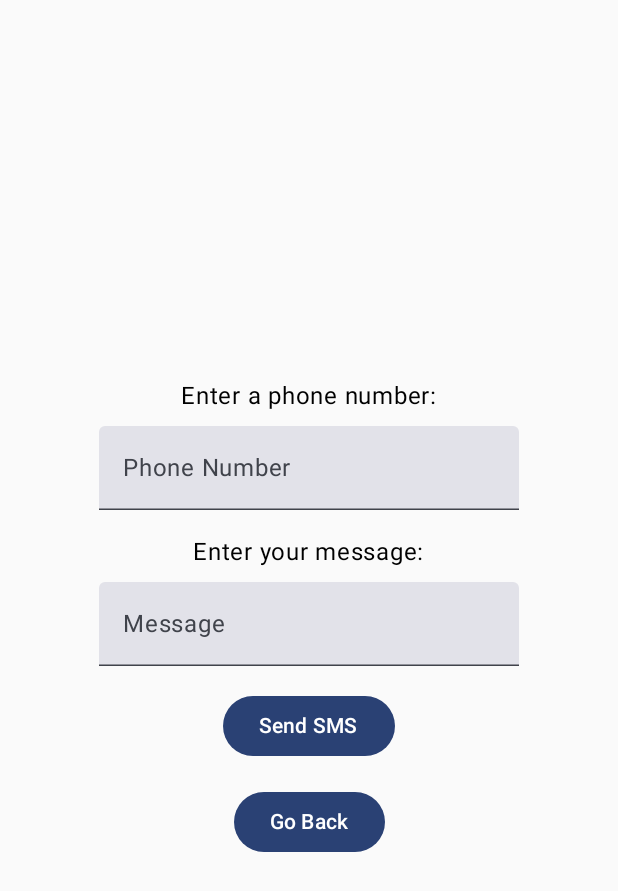
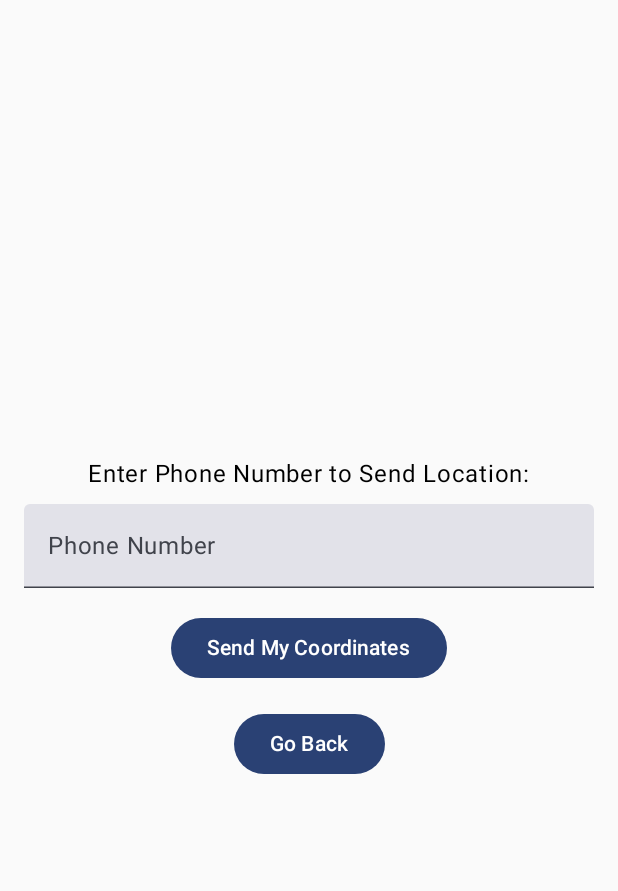
Before and after one commit to ading2705/Spidey-Sense, an Android app built with Jetpack Compose: the SecondScreen screen opened through its navigation route, on a phone screen of 412 x 824 dp. Shown: the top 891 px of the screen. Run offline under Robolectric (Android 15) with nearby library versions, the phone set to English and light mode, and no system bars.

Commit message:
sends coordinates to given number

```diff
--- a/app/src/main/AndroidManifest.xml
+++ b/app/src/main/AndroidManifest.xml
@@ -3,8 +3,12 @@
     xmlns:tools="http://schemas.android.com/tools">
 
 
+    <uses-permission android:name="android.permission.SEND_SMS"/>
+    <uses-permission android:name="android.permission.ACCESS_FINE_LOCATION"/>
+    <uses-permission android:name="android.permission.ACCESS_COARSE_LOCATION"/>
+
+    <!-- Ensure telephony is optional -->
     <uses-feature android:name="android.hardware.telephony" android:required="false"/>
-    <uses-permission android:name="android.permission.SEND_SMS"/>
 
     <application
         android:allowBackup="true"
--- a/app/src/main/java/com/example/myapplication/screens/SecondScreen.kt
+++ b/app/src/main/java/com/example/myapplication/screens/SecondScreen.kt
@@ -3,6 +3,9 @@ package com.example.myapplication.screens
 import android.Manifest
 import android.content.Context
 import android.content.pm.PackageManager
+import android.location.Location
+import android.location.LocationManager
+import android.os.Bundle
 import android.telephony.SmsManager
 import android.widget.Toast
 import androidx.activity.compose.rememberLauncherForActivityResult
@@ -14,6 +17,7 @@ import androidx.compose.ui.Alignment
 import androidx.compose.ui.Modifier
 import androidx.compose.ui.platform.LocalContext
 import androidx.compose.ui.unit.dp
+import androidx.core.app.ActivityCompat
 import androidx.core.content.ContextCompat
 import androidx.navigation.NavController
 
@@ -21,18 +25,29 @@ import androidx.navigation.NavController
 fun SecondScreen(navController: NavController) {
     val context = LocalContext.current
     var phoneNumber by remember { mutableStateOf("") }
-    var message by remember { mutableStateOf("") }
-    var hasPermission by remember { mutableStateOf(false) }
+    var hasSmsPermission by remember { mutableStateOf(false) }
+    var hasLocationPermission by remember { mutableStateOf(false) }
 
-    val requestPermissionLauncher = rememberLauncherForActivityResult(
+    val requestSmsPermissionLauncher = rememberLauncherForActivityResult(
         contract = ActivityResultContracts.RequestPermission()
     ) { isGranted: Boolean ->
-        hasPermission = isGranted
+        hasSmsPermission = isGranted
     }
 
+    val requestLocationPermissionLauncher = rememberLauncherForActivityResult(
+        contract = ActivityResultContracts.RequestPermission()
+    ) { isGranted: Boolean ->
+        hasLocationPermission = isGranted
+    }
+
+    // Check and request permissions
     LaunchedEffect(Unit) {
-        hasPermission = ContextCompat.checkSelfPermission(
+        hasSmsPermission = ContextCompat.checkSelfPermission(
             context, Manifest.permission.SEND_SMS
+        ) == PackageManager.PERMISSION_GRANTED
+
+        hasLocationPermission = ContextCompat.checkSelfPermission(
+            context, Manifest.permission.ACCESS_FINE_LOCATION
         ) == PackageManager.PERMISSION_GRANTED
     }
 
@@ -43,36 +58,29 @@ fun SecondScreen(navController: NavController) {
         verticalArrangement = Arrangement.Center,
         horizontalAlignment = Alignment.CenterHorizontally
     ) {
-        Text("Enter a phone number:", modifier = Modifier.padding(bottom = 8.dp))
+        Text("Enter Phone Number to Send Location:", modifier = Modifier.padding(bottom = 8.dp))
 
         TextField(
             value = phoneNumber,
             onValueChange = { phoneNumber = it },
             label = { Text("Phone Number") },
-            modifier = Modifier.padding(bottom = 16.dp)
+            modifier = Modifier.fillMaxWidth()
         )
 
-        Text("Enter your message:", modifier = Modifier.padding(bottom = 8.dp))
-
-        TextField(
-            value = message,
-            onValueChange = { message = it },
-            label = { Text("Message") },
-            modifier = Modifier.padding(bottom = 16.dp)
-        )
+        Spacer(modifier = Modifier.height(16.dp))
 
         Button(onClick = {
-            if (phoneNumber.isNotBlank() && message.isNotBlank()) {
-                if (hasPermission) {
-                    sendSMS(context, phoneNumber, message)
-                } else {
-                    requestPermissionLauncher.launch(Manifest.permission.SEND_SMS)
+            if (!hasSmsPermission) {
+                requestSmsPermissionLauncher.launch(Manifest.permission.SEND_SMS)
             }
-            } else {
-                Toast.makeText(context, "Please enter both a phone number and a message", Toast.LENGTH_SHORT).show()
+            if (!hasLocationPermission) {
+                requestLocationPermissionLauncher.launch(Manifest.permission.ACCESS_FINE_LOCATION)
+            }
+            if (hasSmsPermission && hasLocationPermission) {
+                sendLocationSms(context, phoneNumber)
             }
         }) {
-            Text("Send SMS")
+            Text("Send My Coordinates")
         }
 
         Spacer(modifier = Modifier.height(16.dp))
@@ -83,12 +91,40 @@ fun SecondScreen(navController: NavController) {
     }
 }
 
-fun sendSMS(context: Context, phoneNumber: String, message: String) {
+// Function to get location and send SMS
+fun sendLocationSms(context: Context, phoneNumber: String) {
+    if (phoneNumber.isBlank()) {
+        Toast.makeText(context, "Please enter a valid phone number", Toast.LENGTH_SHORT).show()
+        return
+    }
+
+    val locationManager = context.getSystemService(Context.LOCATION_SERVICE) as LocationManager?
+
+    if (locationManager != null) {
+        if (ActivityCompat.checkSelfPermission(context, Manifest.permission.ACCESS_FINE_LOCATION)
+            == PackageManager.PERMISSION_GRANTED
+        ) {
+            val location: Location? = locationManager.getLastKnownLocation(LocationManager.GPS_PROVIDER)
+
+            if (location != null) {
+                val latitude = location.latitude
+                val longitude = location.longitude
+                val message = "My location: Latitude = $latitude, Longitude = $longitude"
+
                 try {
                     val smsManager = SmsManager.getDefault()
                     smsManager.sendTextMessage(phoneNumber, null, message, null, null)
-        Toast.makeText(context, "SMS Sent!", Toast.LENGTH_SHORT).show()
+                    Toast.makeText(context, "Location Sent!", Toast.LENGTH_SHORT).show()
                 } catch (e: Exception) {
                     Toast.makeText(context, "Failed to send SMS: ${e.message}", Toast.LENGTH_LONG).show()
                 }
+            } else {
+                Toast.makeText(context, "Unable to retrieve location", Toast.LENGTH_SHORT).show()
             }
+        } else {
+            Toast.makeText(context, "Location permission not granted", Toast.LENGTH_SHORT).show()
+        }
+    } else {
+        Toast.makeText(context, "Location service not available", Toast.LENGTH_SHORT).show()
+    }
+}
```
Lines whose indentation alone changed are shown as unchanged.
